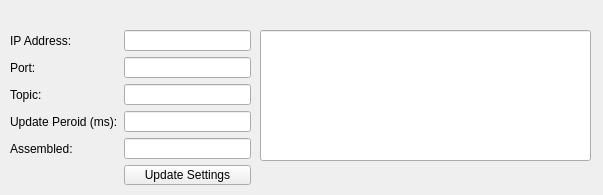
First picture: the form in streamlogger/ui/ZMQSubscriber.ui, repository shreyaspotnis/streamlogger, before the edit.
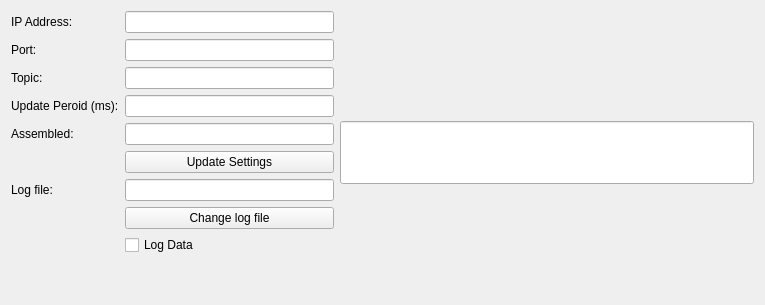
Second picture: the form after the edit.

What changed in the file:
```diff
--- a/streamlogger/ui/ZMQSubscriber.ui
+++ b/streamlogger/ui/ZMQSubscriber.ui
@@ -6,30 +6,26 @@
    <rect>
     <x>0</x>
     <y>0</y>
-    <width>603</width>
-    <height>195</height>
+    <width>765</width>
+    <height>305</height>
    </rect>
   </property>
   <property name="windowTitle">
    <string>Form</string>
   </property>
-  <widget class="QWidget" name="gridLayoutWidget">
-   <property name="geometry">
-    <rect>
-     <x>10</x>
-     <y>30</y>
-     <width>241</width>
-     <height>155</height>
-    </rect>
-   </property>
-   <layout class="QGridLayout" name="gridLayout">
-    <item row="5" column="1">
-     <widget class="QPushButton" name="pushUpdate">
+  <layout class="QHBoxLayout" name="horizontalLayout">
+   <item>
+    <layout class="QFormLayout" name="formLayout">
+     <item row="0" column="0">
+      <widget class="QLabel" name="labelIP">
       <property name="text">
-       <string>Update Settings</string>
+        <string>IP Address:</string>
       </property>
      </widget>
     </item>
+     <item row="0" column="1">
+      <widget class="QLineEdit" name="lineEditIP"/>
+     </item>
     <item row="1" column="0">
      <widget class="QLabel" name="labelPort">
       <property name="text">
@@ -37,8 +33,8 @@
       </property>
      </widget>
     </item>
-    <item row="0" column="1">
-     <widget class="QLineEdit" name="lineEditIP"/>
+     <item row="1" column="1">
+      <widget class="QLineEdit" name="lineEditPort"/>
     </item>
     <item row="2" column="0">
      <widget class="QLabel" name="labelTopic">
@@ -47,35 +43,11 @@
       </property>
      </widget>
     </item>
-    <item row="1" column="1">
-     <widget class="QLineEdit" name="lineEditPort"/>
-    </item>
-    <item row="0" column="0">
-     <widget class="QLabel" name="labelIP">
-      <property name="text">
-       <string>IP Address:</string>
-      </property>
-     </widget>
-    </item>
     <item row="2" column="1">
      <widget class="QLineEdit" name="lineEditTopic"/>
     </item>
-    <item row="4" column="1">
-     <widget class="QLineEdit" name="lineEditFinalForm">
-      <property name="readOnly">
-       <bool>true</bool>
-      </property>
-     </widget>
-    </item>
-    <item row="4" column="0">
-     <widget class="QLabel" name="label">
-      <property name="text">
-       <string>Assembled:</string>
-      </property>
-     </widget>
-    </item>
     <item row="3" column="0">
-     <widget class="QLabel" name="label_2">
+      <widget class="QLabel" name="labelUpdatePeriod">
       <property name="text">
        <string>Update Peroid (ms):</string>
       </property>
@@ -84,23 +56,67 @@
     <item row="3" column="1">
      <widget class="QLineEdit" name="lineEditPeriod"/>
     </item>
-   </layout>
-  </widget>
+     <item row="4" column="0">
+      <widget class="QLabel" name="labelAssembled">
+       <property name="text">
+        <string>Assembled:</string>
+       </property>
+      </widget>
+     </item>
+     <item row="4" column="1">
+      <widget class="QLineEdit" name="lineEditFinalForm">
+       <property name="readOnly">
+        <bool>true</bool>
+       </property>
+      </widget>
+     </item>
+     <item row="5" column="1">
+      <widget class="QPushButton" name="pushUpdate">
+       <property name="text">
+        <string>Update Settings</string>
+       </property>
+      </widget>
+     </item>
+     <item row="6" column="0">
+      <widget class="QLabel" name="labelLogFile">
+       <property name="text">
+        <string>Log file:</string>
+       </property>
+      </widget>
+     </item>
+     <item row="6" column="1">
+      <widget class="QLineEdit" name="lineEditLogFile">
+       <property name="readOnly">
+        <bool>true</bool>
+       </property>
+      </widget>
+     </item>
+     <item row="7" column="1">
+      <widget class="QPushButton" name="pushChangeLogFile">
+       <property name="text">
+        <string>Change log file</string>
+       </property>
+      </widget>
+     </item>
+     <item row="8" column="1">
+      <widget class="QCheckBox" name="checkLogStream">
+       <property name="text">
+        <string>Log Data</string>
+       </property>
+      </widget>
+     </item>
+    </layout>
+   </item>
+   <item>
   <widget class="QLineEdit" name="lineEditDisp">
-   <property name="geometry">
-    <rect>
-     <x>260</x>
-     <y>30</y>
-     <width>331</width>
-     <height>131</height>
-    </rect>
-   </property>
    <property name="font">
     <font>
      <pointsize>36</pointsize>
     </font>
    </property>
   </widget>
+   </item>
+  </layout>
  </widget>
  <tabstops>
   <tabstop>lineEditIP</tabstop>
```
Left out of the diff: 44 changed lines with no effect on the pictures. Lines whose indentation alone changed are shown as unchanged.
